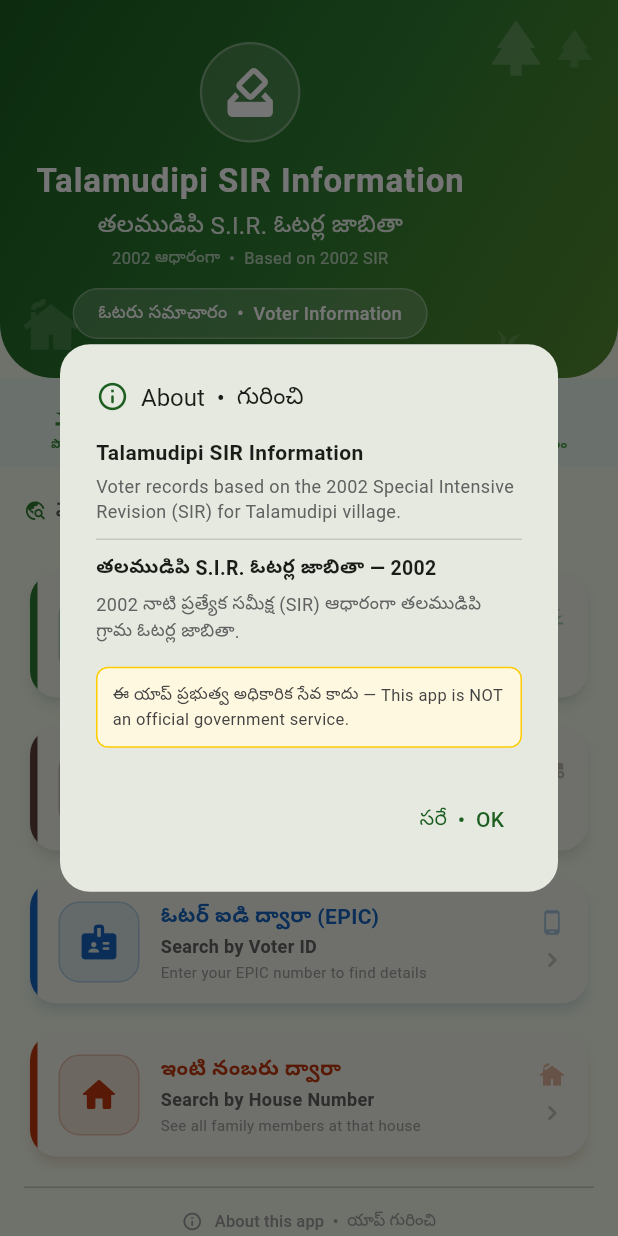
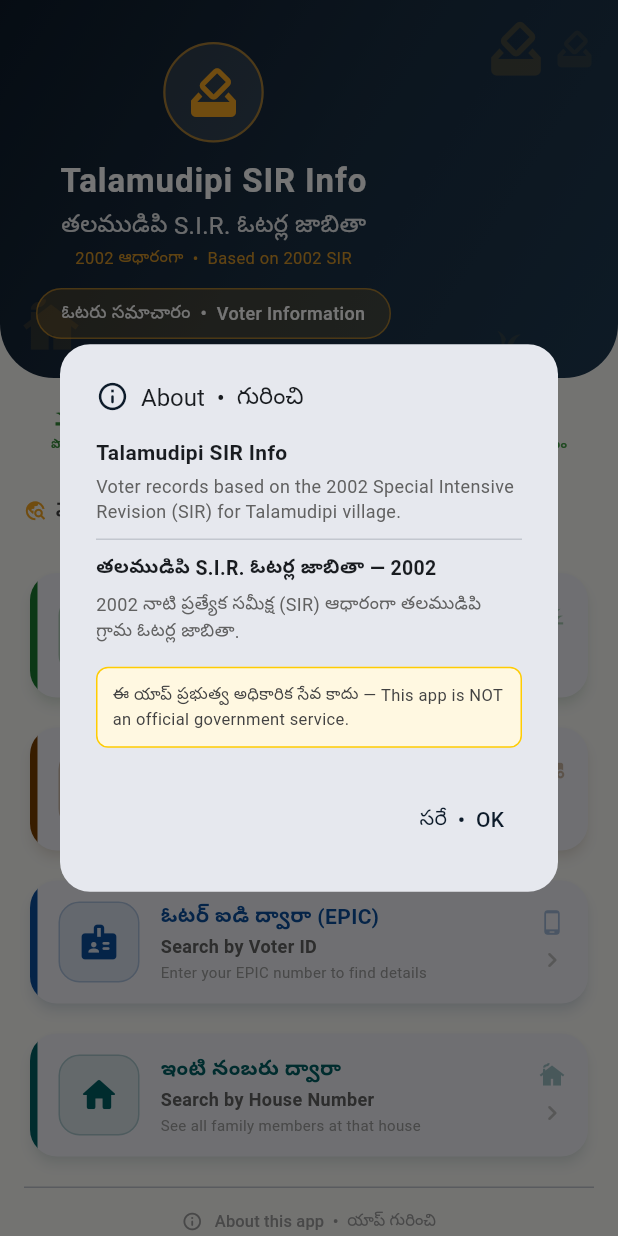
Before and after one commit to javafaiz/MyTalamudipi, a Flutter app: the screen it shows after launch, after a tap on an icon or button, on a phone screen of 412 x 824 dp. Run offline on Flutter 3.47's test engine with Material 3 defaults, Android fonts, the phone set to English and light mode, and no system bars; our stand-ins replace google_fonts, sqflite; accounts and stored records are empty; Roboto replaces fonts that are missing (NotoSansTelugu); statements that could not run were skipped.

Commit message:
Retheme navy+amber outdoor palette, SIR Info branding, fix name artifacts, bhaagam label

```diff
--- a/app/lib/main.dart
+++ b/app/lib/main.dart
@@ -21,7 +21,7 @@ class MyTalamudipiApp extends StatelessWidget {
       title: 'Mana Talamudipi',
       debugShowCheckedModeBanner: false,
       theme: ThemeData(
-        colorScheme: ColorScheme.fromSeed(seedColor: const Color(0xFF1B5E20)),
+        colorScheme: ColorScheme.fromSeed(seedColor: const Color(0xFF0D1B2A)),
         fontFamily: 'NotoSansTelugu',
         useMaterial3: true,
         cardTheme: CardThemeData(
@@ -78,7 +78,7 @@ class _SplashLoaderState extends State<_SplashLoader> {
   @override
   Widget build(BuildContext context) {
     return Scaffold(
-      backgroundColor: const Color(0xFF1B5E20),
+      backgroundColor: const Color(0xFF0D1B2A),
       body: SafeArea(
         child: Center(
           child: Column(
@@ -88,13 +88,13 @@ class _SplashLoaderState extends State<_SplashLoader> {
               Row(
                 mainAxisAlignment: MainAxisAlignment.center,
                 children: [
-                  Icon(Icons.park,        size: 30, color: Colors.white.withOpacity(0.3)),
+                  Icon(Icons.park,        size: 30, color: const Color(0xFFF5A623).withOpacity(0.35)),
                   const SizedBox(width: 12),
-                  Icon(Icons.cottage,     size: 30, color: Colors.white.withOpacity(0.3)),
+                  Icon(Icons.cottage,     size: 30, color: const Color(0xFFF5A623).withOpacity(0.35)),
                   const SizedBox(width: 12),
-                  Icon(Icons.agriculture, size: 30, color: Colors.white.withOpacity(0.3)),
+                  Icon(Icons.agriculture, size: 30, color: const Color(0xFFF5A623).withOpacity(0.35)),
                   const SizedBox(width: 12),
-                  Icon(Icons.park,        size: 30, color: Colors.white.withOpacity(0.3)),
+                  Icon(Icons.park,        size: 30, color: const Color(0xFFF5A623).withOpacity(0.35)),
                 ],
               ),
               const SizedBox(height: 24),
@@ -102,24 +102,24 @@ class _SplashLoaderState extends State<_SplashLoader> {
               Container(
                 padding: const EdgeInsets.all(18),
                 decoration: BoxDecoration(
-                  color: Colors.white.withOpacity(0.12),
+                  color: const Color(0xFFF5A623).withOpacity(0.15),
                   shape: BoxShape.circle,
                   border: Border.all(
-                    color: Colors.white.withOpacity(0.30),
+                    color: const Color(0xFFF5A623).withOpacity(0.60),
                     width: 2,
                   ),
                 ),
                 child: const Icon(
                   Icons.how_to_vote_rounded,
                   size: 70,
-                  color: Colors.white,
+                  color: Color(0xFFF5A623),
                 ),
               ),
               const SizedBox(height: 22),
               const Text(
-                'Talamudipi SIR Information',
+                'Talamudipi SIR Info',
                 style: TextStyle(
-                  fontSize: 24,
+                  fontSize: 26,
                   fontWeight: FontWeight.bold,
                   color: Colors.white,
                   letterSpacing: 0.8,
@@ -130,7 +130,7 @@ class _SplashLoaderState extends State<_SplashLoader> {
                 'తలముడిపి S.I.R. ఓటర్ల జాబితా',
                 style: TextStyle(
                   fontSize: 17,
-                  color: Colors.white.withOpacity(0.88),
+                  color: Colors.white.withOpacity(0.90),
                   fontFamily: 'NotoSansTelugu',
                 ),
               ),
@@ -139,7 +139,7 @@ class _SplashLoaderState extends State<_SplashLoader> {
                 '2002 ఆధారంగా  •  Based on 2002 SIR',
                 style: TextStyle(
                   fontSize: 12,
-                  color: Colors.white.withOpacity(0.65),
+                  color: const Color(0xFFF5A623).withOpacity(0.80),
                   fontFamily: 'NotoSansTelugu',
                 ),
               ),
@@ -149,7 +149,7 @@ class _SplashLoaderState extends State<_SplashLoader> {
                 child: LinearProgressIndicator(
                   value: _progress == 0 ? null : _progress,
                   backgroundColor: Colors.white24,
-                  color: Colors.white,
+                  color: const Color(0xFFF5A623),
                   minHeight: 6,
                   borderRadius: BorderRadius.circular(4),
                 ),
--- a/app/lib/screens/home_screen.dart
+++ b/app/lib/screens/home_screen.dart
@@ -3,17 +3,30 @@ import 'package:flutter/material.dart';
 import '../database/db_helper.dart';
 import 'search_screen.dart';
 
-// ── Village colour palette ────────────────────────────────────────────────────
+// ── Outdoor-readable colour palette ─────────────────────────────────────────
+// Deep navy header + amber/gold accents: high contrast in bright sunlight.
 class _V {
-  static const forestGreen  = Color(0xFF1B5E20);
-  static const leafGreen    = Color(0xFF2E7D32);
-  static const midGreen     = Color(0xFF388E3C);
-  static const lightGreenBg = Color(0xFFE8F5E9);
-  static const creamBg      = Color(0xFFF1F8E9);
-  static const earthBrown   = Color(0xFF5D4037);
-  static const skyBlue      = Color(0xFF1565C0);
-  static const terracotta   = Color(0xFFBF360C);
-  static const golden       = Color(0xFFF9A825);
+  static const navy        = Color(0xFF0D1B2A);  // header bg
+  static const navyMid     = Color(0xFF1A2E42);  // gradient mid
+  static const navyLight   = Color(0xFF1E3A52);  // gradient end
+  static const amber       = Color(0xFFF5A623);  // primary accent
+  static const amberDark   = Color(0xFFD4891A);  // pressed / border
+  static const pageBg      = Color(0xFFFAFAF7);  // warm off-white page
+  static const cardBg      = Color(0xFFFFFFFF);
+  static const nameGreen   = Color(0xFF1B7A2F);  // name search card
+  static const serialBrown = Color(0xFF7B3F00);  // serial search card
+  static const epicBlue    = Color(0xFF0B4F9E);  // EPIC search card
+  static const houseTeal   = Color(0xFF006064);  // house search card
+  // keep for detail screen compatibility
+  static const forestGreen = Color(0xFF0D1B2A);
+  static const leafGreen   = Color(0xFF1B7A2F);
+  static const midGreen    = Color(0xFF1E3A52);
+  static const lightGreenBg = Color(0xFFFAFAF7);
+  static const creamBg     = Color(0xFFFAFAF7);
+  static const earthBrown  = Color(0xFF7B3F00);
+  static const skyBlue     = Color(0xFF0B4F9E);
+  static const terracotta  = Color(0xFF006064);
+  static const golden      = Color(0xFFF5A623);
 }
 
 class HomeScreen extends StatelessWidget {
@@ -22,7 +35,7 @@ class HomeScreen extends StatelessWidget {
   @override
   Widget build(BuildContext context) {
     return Scaffold(
-      backgroundColor: _V.creamBg,
+      backgroundColor: _V.pageBg,
       body: SafeArea(
         child: Column(
           children: [
@@ -52,14 +65,14 @@ class HomeScreen extends StatelessWidget {
         children: [
           Row(
             children: [
-              const Icon(Icons.travel_explore, size: 15, color: _V.leafGreen),
+              const Icon(Icons.travel_explore, size: 15, color: _V.amber),
               const SizedBox(width: 6),
               Text(
                 'వెతకండి  |  Search',
                 style: TextStyle(
                   fontSize: 13,
                   fontWeight: FontWeight.w700,
-                  color: Colors.grey[700],
+                  color: Colors.grey[800],
                   fontFamily: 'NotoSansTelugu',
                 ),
               ),
@@ -72,8 +85,8 @@ class HomeScreen extends StatelessWidget {
             villageIcon: Icons.grass,
             titleTe: 'పేరు ద్వారా వెతకండి',
             titleEn: 'Search by Name',
-            subtitleEn: 'Type Telugu name — e.g. రెడ్డి or రావు',
-            color: const Color(0xFF2E7D32),
+            subtitleEn: 'Telugu or English — e.g. reddy, రెడ్డి',
+            color: _V.nameGreen,
             onTap: () => _navigate(context, SearchType.byName),
           ),
           const SizedBox(height: 12),
@@ -83,7 +96,7 @@ class HomeScreen extends StatelessWidget {
             titleTe: 'సీరియల్ నంబరు ద్వారా',
             titleEn: 'Search by Serial No.',
             subtitleEn: 'Find voter by number in the printed list',
-            color: _V.earthBrown,
+            color: _V.serialBrown,
             onTap: () => _navigate(context, SearchType.bySerialNo),
           ),
           const SizedBox(height: 12),
@@ -93,7 +106,7 @@ class HomeScreen extends StatelessWidget {
             titleTe: 'ఓటర్ ఐడి ద్వారా (EPIC)',
             titleEn: 'Search by Voter ID',
             subtitleEn: 'Enter your EPIC number to find details',
-            color: _V.skyBlue,
+            color: _V.epicBlue,
             onTap: () => _navigate(context, SearchType.byVoterId),
           ),
           const SizedBox(height: 12),
@@ -103,7 +116,7 @@ class HomeScreen extends StatelessWidget {
             titleTe: 'ఇంటి నంబరు ద్వారా',
             titleEn: 'Search by House Number',
             subtitleEn: 'See all family members at that house',
-            color: _V.terracotta,
+            color: _V.houseTeal,
             onTap: () => _navigate(context, SearchType.byHouseNumber),
           ),
         ],
@@ -141,7 +154,7 @@ class HomeScreen extends StatelessWidget {
           ),
           const SizedBox(height: 4),
           Text(
-            'Talamudipi SIR Information  •  2002 SIR  •  v1.0',
+            'Talamudipi SIR Info  •  2002 SIR  •  v1.0',
             style: TextStyle(fontSize: 9, color: Colors.grey[400], fontFamily: 'NotoSansTelugu'),
           ),
         ],
@@ -166,7 +179,7 @@ class HomeScreen extends StatelessWidget {
           crossAxisAlignment: CrossAxisAlignment.start,
           children: [
             const Text(
-              'Talamudipi SIR Information',
+              'Talamudipi SIR Info',
               style: TextStyle(fontWeight: FontWeight.bold, fontSize: 14),
             ),
             const SizedBox(height: 4),
@@ -237,7 +250,7 @@ class _VillageHeader extends StatelessWidget {
       width: double.infinity,
       decoration: const BoxDecoration(
         gradient: LinearGradient(
-          colors: [Color(0xFF1B5E20), Color(0xFF2E7D32), Color(0xFF558B2F)],
+          colors: [Color(0xFF0D1B2A), Color(0xFF1A2E42), Color(0xFF1E3A52)],
           begin: Alignment.topLeft,
           end: Alignment.bottomRight,
         ),
@@ -253,19 +266,19 @@ class _VillageHeader extends StatelessWidget {
             top: 10, right: 14,
             child: Row(
               children: [
-                Icon(Icons.park, color: Color(0x30FFFFFF), size: 44),
+                Icon(Icons.how_to_vote_rounded, color: Color(0x30F5A623), size: 44),
                 SizedBox(width: 2),
-                Icon(Icons.park, color: Color(0x20FFFFFF), size: 30),
+                Icon(Icons.how_to_vote_rounded, color: Color(0x18F5A623), size: 30),
               ],
             ),
           ),
           const Positioned(
             bottom: 14, left: 14,
-            child: Icon(Icons.cottage, color: Color(0x25FFFFFF), size: 40),
+            child: Icon(Icons.cottage, color: Color(0x20F5A623), size: 40),
           ),
           const Positioned(
             bottom: 8, right: 60,
-            child: Icon(Icons.grass, color: Color(0x20FFFFFF), size: 28),
+            child: Icon(Icons.grass, color: Color(0x18F5A623), size: 28),
           ),
           // Main content
           Padding(
@@ -275,15 +288,15 @@ class _VillageHeader extends StatelessWidget {
                 Container(
                   padding: const EdgeInsets.all(12),
                   decoration: BoxDecoration(
-                    color: Colors.white.withOpacity(0.15),
-                    shape: BoxShape.circle,
-                    border: Border.all(color: Colors.white.withOpacity(0.30), width: 1.5),
-                  ),
-                  child: const Icon(Icons.how_to_vote_rounded, size: 40, color: Colors.white),
+                  color: Colors.white.withOpacity(0.12),
+                  shape: BoxShape.circle,
+                  border: Border.all(color: const Color(0xFFF5A623).withOpacity(0.60), width: 1.5),
+                ),
+                child: const Icon(Icons.how_to_vote_rounded, size: 40, color: Color(0xFFF5A623)),
                 ),
                 const SizedBox(height: 10),
                 const Text(
-                  'Talamudipi SIR Information',
+                  'Talamudipi SIR Info',
                   style: TextStyle(
                     fontSize: 22,
                     fontWeight: FontWeight.bold,
@@ -305,7 +318,7 @@ class _VillageHeader extends StatelessWidget {
                   '2002 ఆధారంగా  •  Based on 2002 SIR',
                   style: TextStyle(
                     fontSize: 11,
-                    color: Colors.white.withOpacity(0.65),
+                    color: const Color(0xFFF5A623).withOpacity(0.85),
                     fontFamily: 'NotoSansTelugu',
                   ),
                 ),
@@ -320,9 +333,9 @@ class _VillageHeader extends StatelessWidget {
                     return Container(
                       padding: const EdgeInsets.symmetric(horizontal: 16, vertical: 7),
                       decoration: BoxDecoration(
-                        color: Colors.white.withOpacity(0.18),
+                        color: const Color(0xFFF5A623).withOpacity(0.18),
                         borderRadius: BorderRadius.circular(22),
-                        border: Border.all(color: Colors.white.withOpacity(0.28), width: 1),
+                        border: Border.all(color: const Color(0xFFF5A623).withOpacity(0.55), width: 1),
                       ),
                       child: Text(
                         label,
```
Also changed, not shown: app/lib/screens/detail_screen.dart (+9 -8 lines), app/lib/screens/search_screen.dart (+4 -4 lines), 2 other files.
